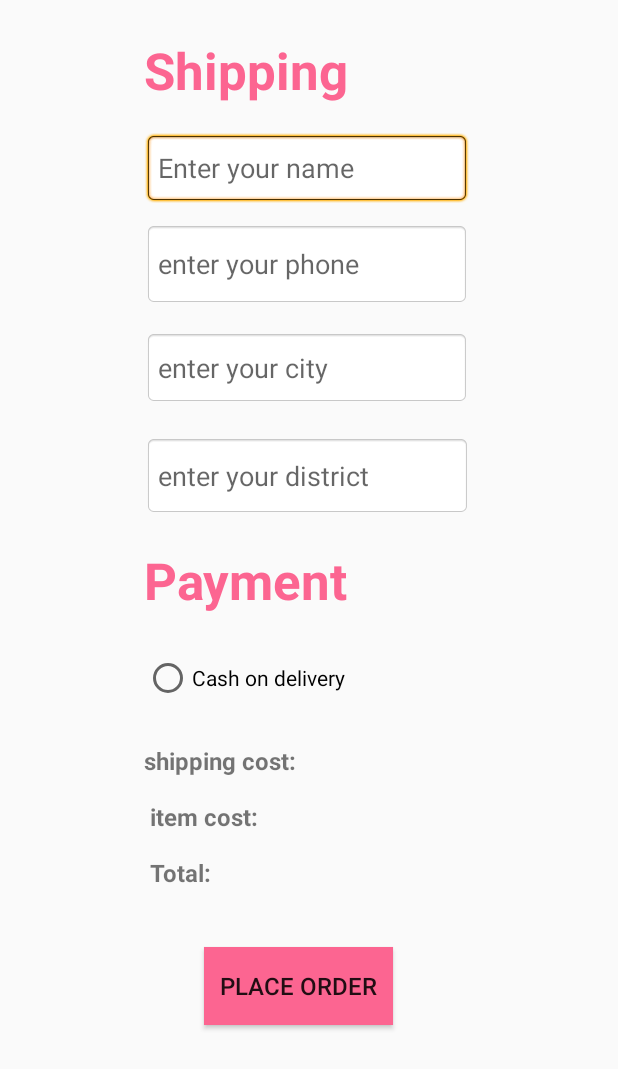
After one commit to latifa22altamimi/sprint1-last, an Android app: the rentItem screen opened directly, with no data from a screen before it, on a phone screen of 412 x 824 dp. The commit adds this screen. Shown: the top 1069 px of the screen. Run offline under Robolectric (Android 15) with nearby library versions, the light colour scheme and no system bars.

Commit message:
-UI of rent an item -update table items -create table rental -create new UI that show user items and يمديهم يحذفون من خلالها منتجاتهم

```diff
--- a/app/src/main/java/com/example/myapplication/LoginActivity.java
+++ b/app/src/main/java/com/example/myapplication/LoginActivity.java
@@ -15,7 +15,7 @@ public class LoginActivity extends AppCompatActivity {
     EditText username, password;
     Button signin;
     DBHelper DB;
-
+public  String user;
     TextView cr;
 
     @SuppressLint("MissingInflatedId")
@@ -31,7 +31,7 @@ public class LoginActivity extends AppCompatActivity {
         signin.setOnClickListener(new View.OnClickListener() {
             @Override
             public void onClick(View view) {
-                String user = username.getText().toString();
+                 user = username.getText().toString();
                 String pass = password.getText().toString();
 
                 if(user.equals("")||pass.equals(""))
@@ -41,6 +41,7 @@ public class LoginActivity extends AppCompatActivity {
                     if (check){
                         Toast.makeText(LoginActivity.this, "Sign in successfully", Toast.LENGTH_SHORT).show();
                         Intent intent = new Intent(getApplicationContext(),HomeActivity.class);
+                        intent.putExtra("username",user);
                         startActivity(intent);
                     } else {
                         Toast.makeText(LoginActivity.this, "Sign up first", Toast.LENGTH_SHORT).show();
--- /dev/null
+++ b/app/src/main/java/com/example/myapplication/rentItem.java
@@ -0,0 +1,65 @@
+package com.example.myapplication;
+
+import androidx.appcompat.app.AppCompatActivity;
+
+import android.os.Bundle;
+import android.view.View;
+import android.widget.Button;
+import android.widget.EditText;
+import android.widget.RadioButton;
+import android.widget.TextView;
+import android.widget.Toast;
+
+public class rentItem extends AppCompatActivity {
+EditText ename, ephone , ecity, edistrict ;
+    RadioButton radioButton;
+    Button placeOrder;
+    TextView tinfo;
+
+    @Override
+    protected void onCreate(Bundle savedInstanceState) {
+        super.onCreate(savedInstanceState);
+        setContentView(R.layout.activity_rent_item);
+        ename=findViewById(R.id.Name);
+        ephone=findViewById(R.id.Phone);
+        ecity=findViewById(R.id.city);
+edistrict=findViewById(R.id.district);
+radioButton=findViewById(R.id.payment);
+tinfo=findViewById(R.id.shipcost);
+        placeOrder=findViewById(R.id.place);
+
+        placeOrder.setOnClickListener(new View.OnClickListener() {
+            @Override
+            public void onClick(View view) {
+                Rental rental=null;
+                String itemuser="";//value will be sent
+                int itemId;// value will be sent
+
+                String status="PLACED";
+                String name=ename.getText().toString();
+                String city =ecity.getText().toString();
+                String district=edistrict.getText().toString();
+                String phone=ephone.getText().toString();
+
+                double price=0;//value will be sent
+                try{
+                    if(!radioButton.isChecked())
+                    {
+                        Toast.makeText(getApplicationContext(), "Please payment method", Toast.LENGTH_SHORT).show();
+                    }
+                    else{
+
+
+                    }
+
+                }catch(Exception e){
+
+
+                }
+
+
+
+            }
+        });
+    }
+}
--- /dev/null
+++ b/app/src/main/res/layout/activity_rent_item.xml
@@ -0,0 +1,125 @@
+<?xml version="1.0" encoding="utf-8"?>
+<androidx.constraintlayout.widget.ConstraintLayout xmlns:android="http://schemas.android.com/apk/res/android"
+    xmlns:app="http://schemas.android.com/apk/res-auto"
+    xmlns:tools="http://schemas.android.com/tools"
+    android:layout_width="match_parent"
+    android:layout_height="match_parent"
+    tools:context=".rentItem">
+
+    <TextView
+        android:id="@+id/txtview"
+        android:layout_width="166dp"
+        android:layout_height="44dp"
+        android:layout_marginStart="96dp"
+        android:layout_marginTop="20dp"
+        android:text="Payment"
+        android:textColor="#FC6591"
+        android:textSize="34sp"
+        android:textStyle="bold"
+        app:layout_constraintStart_toStartOf="parent"
+        app:layout_constraintTop_toBottomOf="@+id/district" />
+
+    <TextView
+        android:id="@+id/txtview1"
+        android:layout_width="166dp"
+        android:layout_height="44dp"
+        android:layout_marginStart="96dp"
+        android:layout_marginTop="24dp"
+        android:text="Shipping"
+        android:textColor="#FC6591"
+        android:textSize="34sp"
+        android:textStyle="bold"
+        app:layout_constraintStart_toStartOf="parent"
+        app:layout_constraintTop_toTopOf="parent" />
+
+    <EditText
+        android:id="@+id/Name"
+        android:layout_width="217dp"
+        android:layout_height="48dp"
+        android:layout_marginStart="96dp"
+        android:layout_marginTop="20dp"
+        android:background="@android:drawable/editbox_background"
+        android:ems="10"
+        android:hint="Enter your name"
+        android:inputType="textPersonName"
+        app:layout_constraintStart_toStartOf="parent"
+        app:layout_constraintTop_toBottomOf="@+id/txtview1" />
+
+    <EditText
+        android:id="@+id/city"
+        android:layout_width="217dp"
+        android:layout_height="50dp"
+        android:layout_marginStart="96dp"
+        android:layout_marginTop="16dp"
+        android:background="@android:drawable/editbox_background"
+        android:ems="10"
+        android:hint="enter your city"
+        android:inputType="textPersonName"
+        app:layout_constraintStart_toStartOf="parent"
+        app:layout_constraintTop_toBottomOf="@+id/Phone" />
+
+    <EditText
+        android:id="@+id/Phone"
+        android:layout_width="217dp"
+        android:layout_height="56dp"
+        android:layout_marginStart="96dp"
+        android:layout_marginTop="12dp"
+        android:background="@android:drawable/editbox_background"
+        android:ems="10"
+        android:hint="enter your phone "
+        android:inputType="phone"
+        app:layout_constraintStart_toStartOf="parent"
+        app:layout_constraintTop_toBottomOf="@+id/Name" />
+
+    <EditText
+        android:id="@+id/district"
+        android:layout_width="218dp"
+        android:layout_height="54dp"
+        android:layout_marginStart="96dp"
+        android:layout_marginTop="20dp"
+        android:background="@android:drawable/editbox_background"
+        android:ems="10"
+        android:hint="enter your district"
+        android:inputType="textPersonName"
+        app:layout_constraintStart_toStartOf="parent"
+        app:layout_constraintTop_toBottomOf="@+id/city" />
+
+    <RadioButton
+        android:id="@+id/payment"
+        android:layout_width="199dp"
+        android:layout_height="56dp"
+        android:layout_marginStart="96dp"
+        android:layout_marginTop="16dp"
+        android:text="Cash on delivery"
+        app:layout_constraintStart_toStartOf="parent"
+        app:layout_constraintTop_toBottomOf="@+id/txtview" />
+
+    <TextView
+        android:id="@+id/shipcost"
+        android:layout_width="250dp"
+        android:layout_height="107dp"
+        android:layout_marginStart="96dp"
+        android:layout_marginTop="16dp"
+
+        android:text="shipping cost:\n\n
+item cost: \n\n
+Total:
+"
+        android:textSize="16sp"
+        android:textStyle="bold"
+        app:layout_constraintStart_toStartOf="parent"
+        app:layout_constraintTop_toBottomOf="@+id/payment" />
+
+    <Button
+        android:id="@+id/place"
+        android:layout_width="126dp"
+        android:layout_height="52dp"
+        android:layout_marginStart="136dp"
+        android:layout_marginTop="28dp"
+        android:background="#FC6591"
+        android:text="place order"
+        android:textSize="16sp"
+        app:layout_constraintStart_toStartOf="parent"
+        app:layout_constraintTop_toBottomOf="@+id/shipcost" />
+
+</androidx.constraintlayout.widget.ConstraintLayout>
```
Also changed, not shown: app/src/main/AndroidManifest.xml (+8 -6 lines), app/src/main/java/com/example/myapplication/DBHelper.java (+86 -6 lines), app/src/main/java/com/example/myapplication/HomeActivity.java (+40 -26 lines), app/src/main/java/com/example/myapplication/Item.java (+22 -2 lines), app/src/main/java/com/example/myapplication/Rental.java (added, +116 -0 lines), app/src/main/java/com/example/myapplication/UserItems.java (added, +67 -0 lines), app/src/main/java/com/example/myapplication/additem.java (+10 -1 lines), app/src/main/res/layout/activity_user_items.xml (added, +30 -0 lines).
